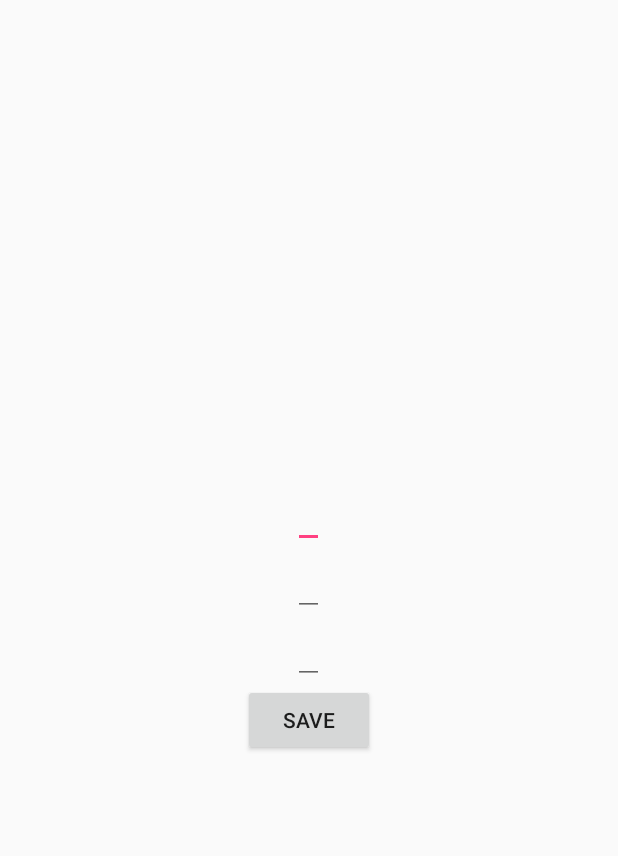
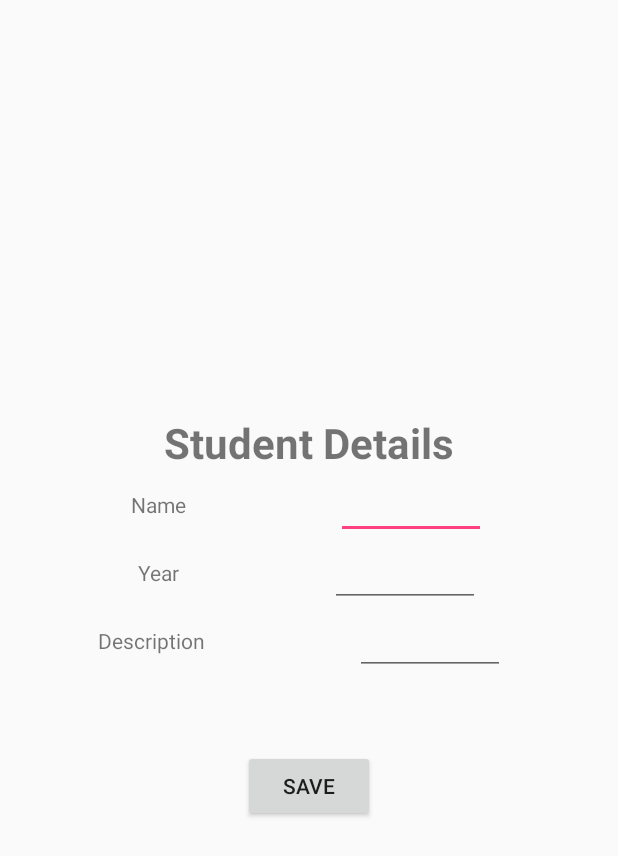
Before and after one commit to sujeet14108/ToDo, an Android app: the Addrecord screen opened directly, with no data from a screen before it, on a phone screen of 412 x 824 dp. Shown: the top 856 px of the screen. Run offline under Robolectric (Android 15) with nearby library versions, the phone set to English and light mode, and no system bars.

```diff
--- a/app/src/main/AndroidManifest.xml
+++ b/app/src/main/AndroidManifest.xml
@@ -15,7 +15,8 @@
                 <category android:name="android.intent.category.LAUNCHER" />
             </intent-filter>
         </activity>
-        <activity android:name=".Addrecord"></activity>
+        <activity android:name=".Addrecord" />
+        <activity android:name=".Showdetails"></activity>
     </application>
 
 </manifest>
--- a/app/src/main/java/com/example/sujeet/todo/Student.java
+++ b/app/src/main/java/com/example/sujeet/todo/Student.java
@@ -1,10 +1,12 @@
 package com.example.sujeet.todo;
+
+import java.io.Serializable;
 
 /**
  * Created by sujeet on 8/11/16.
  */
 
-public class Student {
+public class Student  implements Serializable {
     public String name,des,year;
 
 
--- a/app/src/main/res/layout/activity_addrecord.xml
+++ b/app/src/main/res/layout/activity_addrecord.xml
@@ -8,18 +8,75 @@
     android:gravity="center"
 
     tools:context="com.example.sujeet.todo.Addrecord">
+
+    <TextView
+        android:text="Student Details"
+        android:layout_width="match_parent"
+        android:layout_height="wrap_content"
+        android:id="@+id/textView25"
+        android:gravity="top"
+        android:textAlignment="center"
+        android:textStyle="normal|bold"
+        android:textSize="28sp" />
+
+    <LinearLayout
+        android:layout_width="match_parent"
+        android:layout_height="wrap_content"
+        android:orientation="horizontal"
+        android:layout_marginRight="20dp"
+        android:gravity="center"
+        android:layout_marginLeft="20dp">
+        <TextView
+            android:layout_width="wrap_content"
+            android:layout_height="wrap_content"
+            android:text="Name"
+            android:layout_marginRight="100dp"/>
+
+        <EditText
+            android:layout_width="100dp"
+            android:gravity="left"
+            android:layout_height="wrap_content"
+            android:id="@+id/Name"/>
+    </LinearLayout>
+
+    <LinearLayout
+        android:layout_width="match_parent"
+        android:layout_height="wrap_content"
+        android:orientation="horizontal"
+        android:layout_marginRight="20dp"
+        android:gravity="center"
+        android:layout_marginLeft="20dp">
+        <TextView
+            android:layout_width="wrap_content"
+            android:layout_height="wrap_content"
+            android:text="Year"
+            android:layout_marginRight="100dp"/>
     <EditText
-        android:layout_width="wrap_content"
-        android:layout_height="wrap_content"
-        android:id="@+id/Name"/>
-    <EditText
-        android:layout_width="wrap_content"
+        android:layout_width="100dp"
         android:layout_height="wrap_content"
         android:id="@+id/Year"/>
+        </LinearLayout>
+
+    <LinearLayout
+        android:layout_width="368dp"
+        android:layout_height="wrap_content"
+        android:orientation="horizontal"
+        android:layout_marginRight="20dp"
+        android:gravity="center"
+        android:layout_marginLeft="15dp"
+        android:layout_marginBottom="50dp">
+        <TextView
+            android:layout_width="wrap_content"
+            android:layout_height="wrap_content"
+            android:text="Description"
+            android:layout_marginRight="100dp"/>
     <EditText
-        android:layout_width="wrap_content"
+        android:layout_width="100dp"
+        android:inputType="textMultiLine"
         android:layout_height="wrap_content"
         android:id="@+id/des"/>
+        </LinearLayout>
+
     <Button
         android:layout_width="wrap_content"
         android:layout_height="wrap_content"
```
Also changed, not shown: app/src/main/java/com/example/sujeet/todo/DataFragmentPagerAdapter.java (added, +34 -0 lines), app/src/main/java/com/example/sujeet/todo/MainActivity.java (+29 -8 lines), app/src/main/java/com/example/sujeet/todo/PageFragment.java (added, +64 -0 lines), app/src/main/java/com/example/sujeet/todo/RecyclerItemClickListener.java (added, +53 -0 lines), app/src/main/java/com/example/sujeet/todo/Showdetails.java (added, +46 -0 lines), app/src/main/java/com/example/sujeet/todo/StudentAdapter.java (+18 -6 lines), app/src/main/res/layout/activity_showdetails.xml (added, +20 -0 lines), app/src/main/res/layout/fragment.xml (added, +96 -0 lines).
